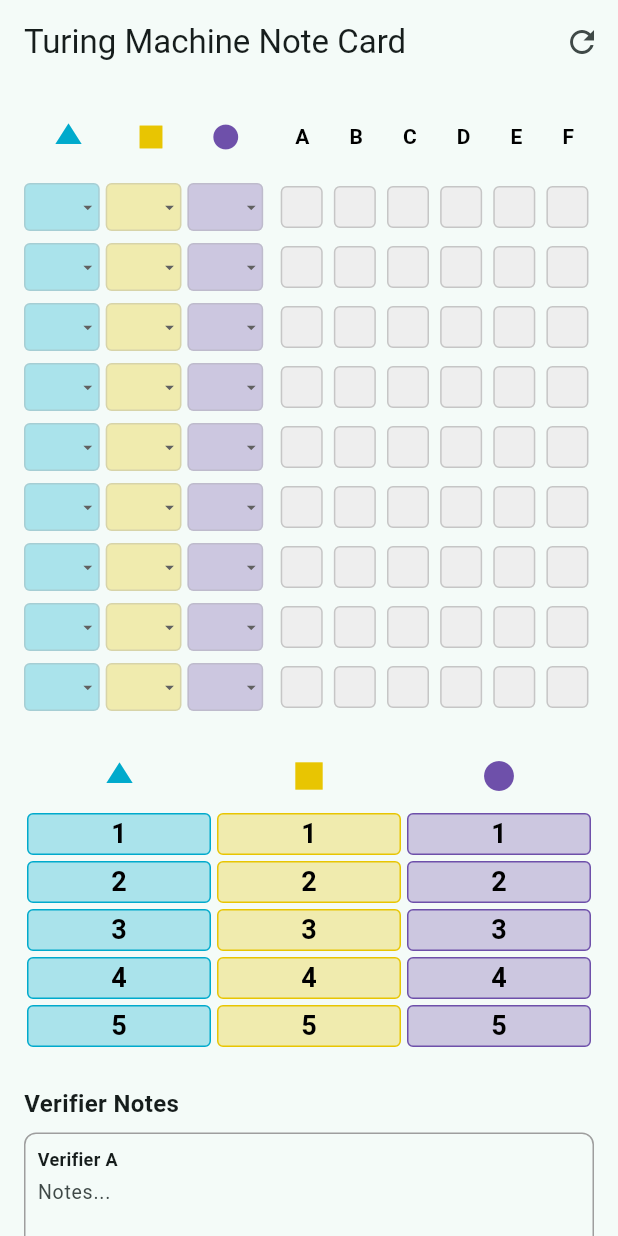
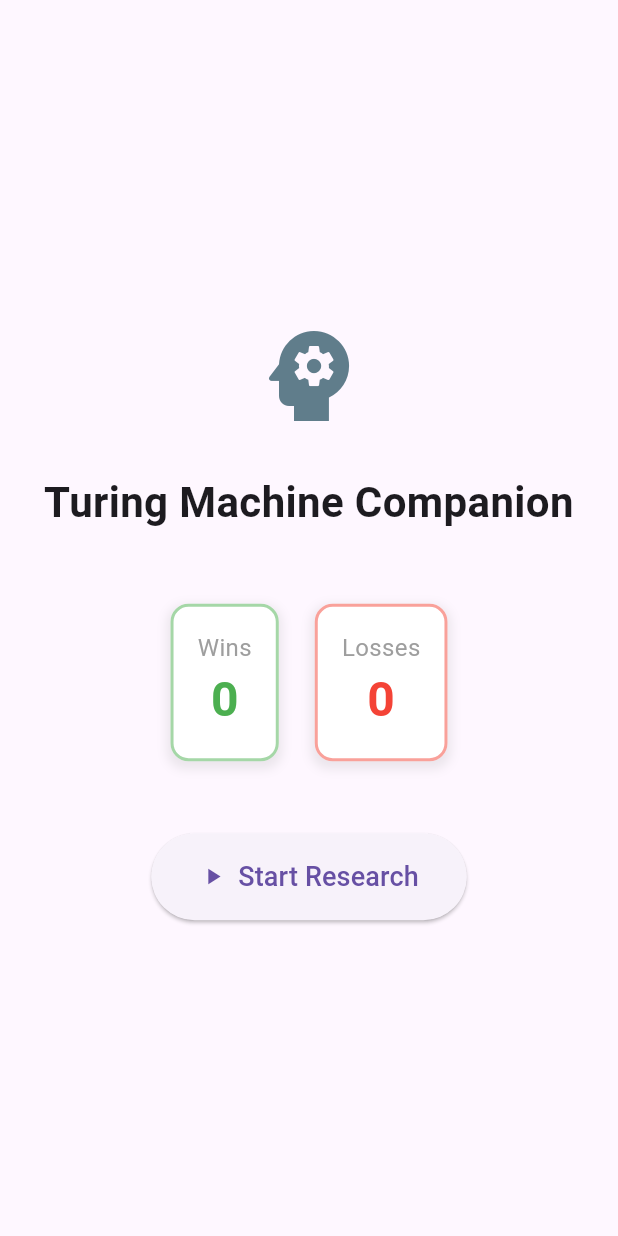
Before and after one commit to alexlamb10/turing_machine_card, a Flutter app: the screen it shows after launch, on a phone screen of 412 x 824 dp. Run offline on Flutter 3.47's test engine with Material 3 defaults, Android fonts, the phone set to English and light mode, and no system bars; our stand-ins replace shared_preferences.

Commit message:
added data persistence

```diff
--- a/lib/main.dart
+++ b/lib/main.dart
@@ -1,29 +1,32 @@
 import 'package:flutter/material.dart';
 import 'package:provider/provider.dart';
 import 'models/game_state.dart';
-import 'screens/home_screen.dart';
+import 'models/stats_state.dart';
+import 'screens/landing_screen.dart';
 
 void main() {
-  runApp(
-    ChangeNotifierProvider(
-      create: (context) => GameState(),
-      child: const TuringMachineApp(),
-    ),
-  );
+  runApp(const MyApp());
 }
 
-class TuringMachineApp extends StatelessWidget {
-  const TuringMachineApp({super.key});
+class MyApp extends StatelessWidget {
+  const MyApp({super.key});
 
   @override
   Widget build(BuildContext context) {
-    return MaterialApp(
-      title: 'Turing Machine Card',
-      theme: ThemeData(
-        colorScheme: ColorScheme.fromSeed(seedColor: Colors.teal),
-        useMaterial3: true,
+    return MultiProvider(
+      providers: [
+        ChangeNotifierProvider(create: (_) => GameState()),
+        ChangeNotifierProvider(create: (_) => StatsState()),
+      ],
+      child: MaterialApp(
+        title: 'Turing Machine Card',
+        theme: ThemeData(
+          primarySwatch: Colors.blueGrey,
+          useMaterial3: true,
+        ),
+        home: const LandingScreen(),
+        debugShowCheckedModeBanner: false,
       ),
-      home: const HomeScreen(),
     );
   }
 }
--- /dev/null
+++ b/lib/models/stats_state.dart
@@ -0,0 +1,38 @@
+import 'package:flutter/foundation.dart';
+import 'package:shared_preferences/shared_preferences.dart';
+
+class StatsState extends ChangeNotifier {
+  int _wins = 0;
+  int _losses = 0;
+  bool _isLoading = true;
+
+  int get wins => _wins;
+  int get losses => _losses;
+  bool get isLoading => _isLoading;
+
+  StatsState() {
+    _loadStats();
+  }
+
+  Future<void> _loadStats() async {
+    final prefs = await SharedPreferences.getInstance();
+    _wins = prefs.getInt('wins') ?? 0;
+    _losses = prefs.getInt('losses') ?? 0;
+    _isLoading = false;
+    notifyListeners();
+  }
+
+  Future<void> addWin() async {
+    _wins++;
+    final prefs = await SharedPreferences.getInstance();
+    await prefs.setInt('wins', _wins);
+    notifyListeners();
+  }
+
+  Future<void> addLoss() async {
+    _losses++;
+    final prefs = await SharedPreferences.getInstance();
+    await prefs.setInt('losses', _losses);
+    notifyListeners();
+  }
+}
--- /dev/null
+++ b/lib/screens/landing_screen.dart
@@ -0,0 +1,86 @@
+import 'package:flutter/material.dart';
+import 'package:provider/provider.dart';
+import '../models/stats_state.dart';
+import 'home_screen.dart';
+
+class LandingScreen extends StatelessWidget {
+  const LandingScreen({super.key});
+
+  @override
+  Widget build(BuildContext context) {
+    return Scaffold(
+      body: Center(
+        child: Consumer<StatsState>(
+          builder: (context, stats, child) {
+            if (stats.isLoading) {
+              return const CircularProgressIndicator();
+            }
+            return Column(
+              mainAxisAlignment: MainAxisAlignment.center,
+              children: [
+                const Icon(Icons.psychology, size: 80, color: Colors.blueGrey),
+                const SizedBox(height: 24),
+                const Text(
+                  'Turing Machine Companion',
+                  style: TextStyle(fontSize: 28, fontWeight: FontWeight.bold),
+                  textAlign: TextAlign.center,
+                ),
+                const SizedBox(height: 48),
+                Row(
+                  mainAxisAlignment: MainAxisAlignment.center,
+                  children: [
+                    _buildStatCard('Wins', stats.wins, Colors.green),
+                    const SizedBox(width: 24),
+                    _buildStatCard('Losses', stats.losses, Colors.red),
+                  ],
+                ),
+                const SizedBox(height: 48),
+                ElevatedButton.icon(
+                  onPressed: () {
+                    Navigator.push(
+                      context,
+                      MaterialPageRoute(builder: (context) => const HomeScreen()),
+                    );
+                  },
+                  icon: const Icon(Icons.play_arrow),
+                  label: const Text('Start Research', style: TextStyle(fontSize: 18)),
+                  style: ElevatedButton.styleFrom(
+                    padding: const EdgeInsets.symmetric(horizontal: 32, vertical: 16),
+                  ),
+                ),
+              ],
+            );
+          },
+        ),
+      ),
+    );
+  }
+
+  Widget _buildStatCard(String label, int value, Color color) {
+    return Container(
+      padding: const EdgeInsets.all(16),
+      decoration: BoxDecoration(
+        color: Colors.white,
+        borderRadius: BorderRadius.circular(12),
+        boxShadow: [
+          BoxShadow(
+            color: Colors.grey.withOpacity(0.2),
+            spreadRadius: 2,
+            blurRadius: 5,
+            offset: const Offset(0, 3),
+          ),
+        ],
+        border: Border.all(color: color.withOpacity(0.5), width: 2),
+      ),
+      child: Column(
+        children: [
+          Text(label, style: const TextStyle(fontSize: 16, color: Colors.grey)),
+          Text(
+            '$value',
+            style: TextStyle(fontSize: 32, fontWeight: FontWeight.bold, color: color),
+          ),
+        ],
+      ),
+    );
+  }
+}
--- a/pubspec.yaml
+++ b/pubspec.yaml
@@ -35,6 +35,7 @@ dependencies:
   # Use with the CupertinoIcons class for iOS style icons.
   cupertino_icons: ^1.0.8
   provider: ^6.1.5+1
+  shared_preferences: ^2.2.2
 
 dev_dependencies:
   flutter_test:
```
Also changed, not shown: lib/models/game_state.dart (+89 -0 lines), lib/screens/home_screen.dart (+37 -0 lines), pubspec.lock, 7 other files.
